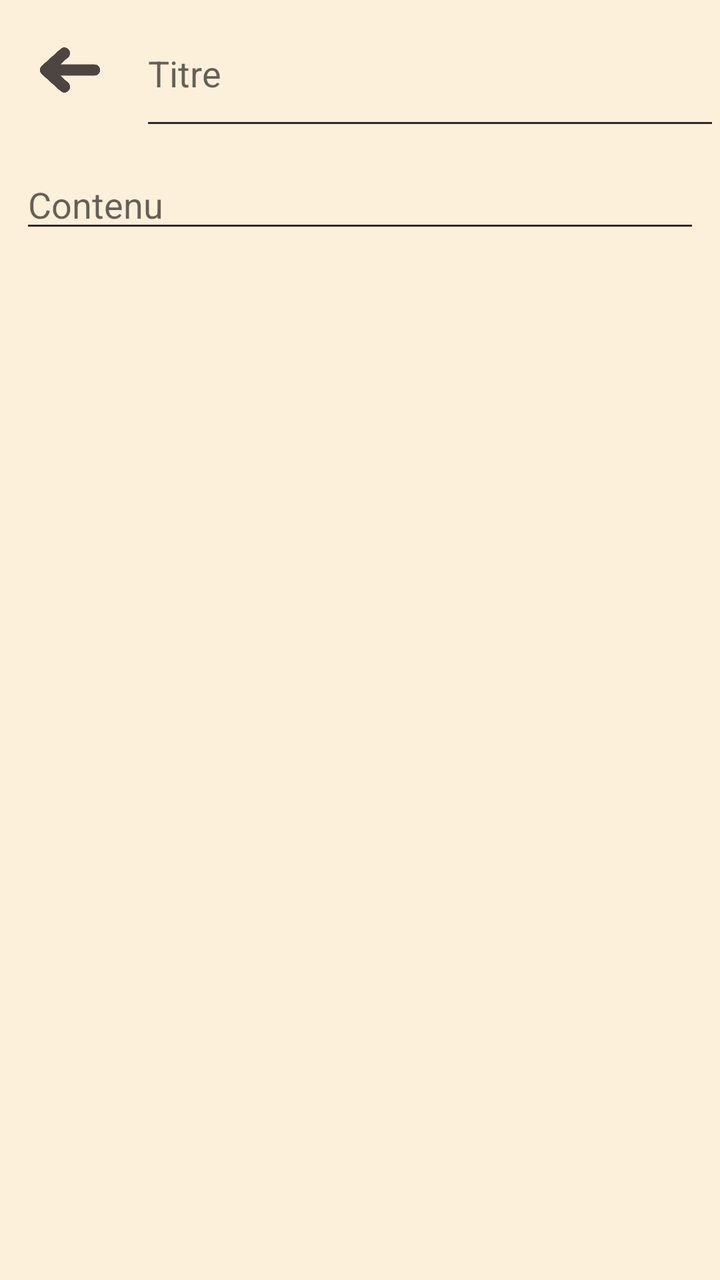
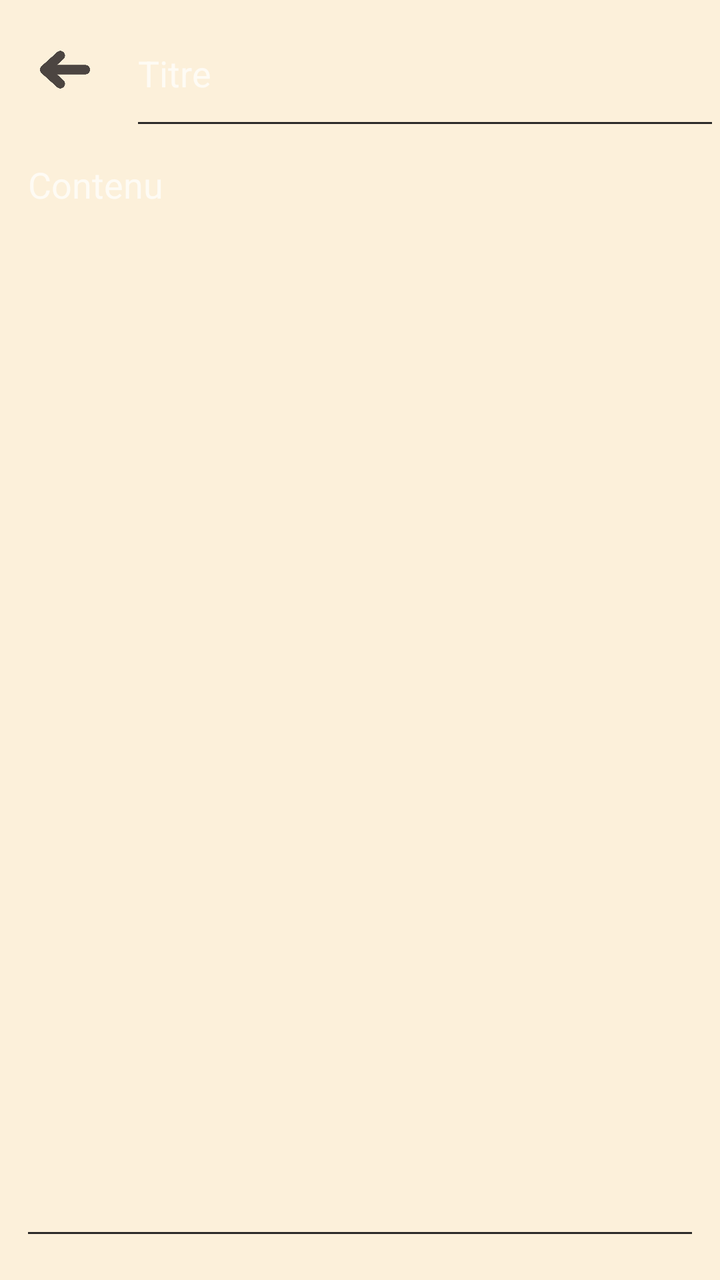

The first picture is an Android layout as it rendered before a commit; the second is the same layout after the commit. The layout source and the unified diff follow.
<!-- AndroidManifest.xml: application theme Base.Theme.Notty -->
<!-- res/layout/activity_create_note.xml -->
<?xml version="1.0" encoding="utf-8"?>
<LinearLayout xmlns:android="http://schemas.android.com/apk/res/android"
    xmlns:app="http://schemas.android.com/apk/res-auto"
    xmlns:tools="http://schemas.android.com/tools"
    android:id="@+id/main"
    android:layout_width="match_parent"
    android:layout_height="match_parent"
    android:gravity="center"
    android:orientation="vertical"
    tools:context=".CreateNoteActivity"
    style="@style/stylePage">

    <LinearLayout
        android:layout_width="match_parent"
        android:layout_height="70dp"
        android:orientation="horizontal">

        <ImageView
            android:id="@+id/id_create_btn_backHome"
            android:layout_width="30dp"
            android:layout_height="30dp"
            android:layout_weight="0"
            android:layout_margin="20dp"
            android:layout_gravity="center"
            style="@style/stylePageCreate_backBtn" />

        <EditText
            android:id="@+id/id_create_text_title"
            android:layout_width="match_parent"
            android:layout_height="match_parent"
            android:ems="10"
            android:hint="Titre"
            android:inputType="text"
            style="@style/stylePageCreate_edit"/>
    </LinearLayout>

    <ScrollView
        android:layout_height="match_parent"
        android:layout_width="match_parent">

        <EditText
            android:id="@+id/id_create_edit_body"
            android:layout_width="match_parent"
            android:layout_height="0dp"
            android:layout_margin="10dp"
            android:ems="10"
            android:gravity="top"
            android:hint="Contenu"
            android:inputType="textMultiLine"
            android:scrollbars="vertical"
            android:scrollHorizontally="false"
            style="@style/stylePageCreate_edit"/>

    </ScrollView>


</LinearLayout>
<!-- resources referenced by this layout -->
<resources>
  <style name="stylePage">
          <item name="android:background">@color/cream</item>
      </style>
  <style name="stylePageCreate_backBtn">
          <item name="android:src">@drawable/left_arrow_grey</item>
      </style>
  <style name="stylePageCreate_edit">
          <item name="android:backgroundTint">@color/grey</item>
      </style>
  <style name="Base.Theme.Notty" parent="Theme.AppCompat.DayNight.NoActionBar">
          
  
          <item name="option_icon">@drawable/options_black</item>
          <item name="add_icon">@drawable/add_icon_black</item>
          <item name="favorite_icon">@drawable/etoile_black_empty</item>
          <item name="not_favorite_icon">@drawable/etoile_black_filled</item>
          <item name="search_icon">@drawable/loupe_black</item>
          <item name="back_icon">@drawable/left_arrow_black</item>
  
      </style>
  <color name="cream">#FCF0DA</color>
  <!-- drawable left_arrow_grey: png bitmap (drawable, 9510 bytes) -->
  <color name="grey">#2C2A29</color>
  <!-- drawable options_black: png bitmap (drawable, 5588 bytes) -->
  <!-- drawable add_icon_black: png bitmap (drawable, 4259 bytes) -->
  <!-- drawable etoile_black_empty: png bitmap (drawable, 14235 bytes) -->
  <!-- drawable etoile_black_filled: png bitmap (drawable, 11264 bytes) -->
  <!-- drawable loupe_black: png bitmap (drawable, 12028 bytes) -->
  <!-- drawable left_arrow_black: png bitmap (drawable, 9497 bytes) -->
</resources>

<!-- the commit's change to res/layout/activity_create_note.xml (unified diff, before → after) -->
@@ -1,57 +1,68 @@
 <?xml version="1.0" encoding="utf-8"?>
-<LinearLayout xmlns:android="http://schemas.android.com/apk/res/android"
+<androidx.constraintlayout.widget.ConstraintLayout xmlns:android="http://schemas.android.com/apk/res/android"
     xmlns:app="http://schemas.android.com/apk/res-auto"
     xmlns:tools="http://schemas.android.com/tools"
     android:id="@+id/main"
     android:layout_width="match_parent"
     android:layout_height="match_parent"
-    android:gravity="center"
     android:orientation="vertical"
     tools:context=".CreateNoteActivity"
     style="@style/stylePage">
 
     <LinearLayout
+        android:id="@+id/linearLayout"
         android:layout_width="match_parent"
         android:layout_height="70dp"
-        android:orientation="horizontal">
+        android:orientation="horizontal"
+        app:layout_constraintEnd_toEndOf="parent"
+        app:layout_constraintStart_toStartOf="parent"
+        app:layout_constraintTop_toTopOf="parent">
 
         <ImageView
             android:id="@+id/id_create_btn_backHome"
-            android:layout_width="30dp"
-            android:layout_height="30dp"
-            android:layout_weight="0"
+            style="@style/stylePageCreate_backBtn"
+            android:layout_width="25dp"
+            android:layout_height="25dp"
+            android:layout_gravity="center"
             android:layout_margin="20dp"
-            android:layout_gravity="center"
-            style="@style/stylePageCreate_backBtn" />
+            android:layout_weight="0" />
 
         <EditText
             android:id="@+id/id_create_text_title"
+            style="@style/stylePageCreate_edit"
             android:layout_width="match_parent"
             android:layout_height="match_parent"
             android:ems="10"
             android:hint="Titre"
-            android:inputType="text"
-            style="@style/stylePageCreate_edit"/>
+            android:inputType="text" />
     </LinearLayout>
 
     <ScrollView
-        android:layout_height="match_parent"
-        android:layout_width="match_parent">
+        android:id="@+id/id_create_scroll"
+        android:layout_width="match_parent"
+        android:layout_height="0dp"
+        android:layout_marginHorizontal="10dp"
+        android:layout_marginBottom="15dp"
+        android:fillViewport="true"
+        app:layout_constraintBottom_toBottomOf="parent"
+        app:layout_constraintEnd_toEndOf="parent"
+        app:layout_constraintStart_toStartOf="parent"
+        app:layout_constraintTop_toBottomOf="@+id/linearLayout"
+        android:layout_alignParentBottom="true"
+        android:fitsSystemWindows="true">
 
         <EditText
             android:id="@+id/id_create_edit_body"
+            style="@style/stylePageCreate_edit"
             android:layout_width="match_parent"
-            android:layout_height="0dp"
-            android:layout_margin="10dp"
+            android:layout_height="match_parent"
             android:ems="10"
             android:gravity="top"
             android:hint="Contenu"
             android:inputType="textMultiLine"
             android:scrollbars="vertical"
-            android:scrollHorizontally="false"
-            style="@style/stylePageCreate_edit"/>
+            android:scrollHorizontally="false" />
 
     </ScrollView>
 
-
-</LinearLayout>
+</androidx.constraintlayout.widget.ConstraintLayout>
<!-- resource entries referenced after the edit -->
@@ -9,7 +9,7 @@
   <style name="stylePageCreate_edit">
           <item name="android:backgroundTint">@color/grey</item>
       </style>
-  <style name="Base.Theme.Notty" parent="Theme.AppCompat.DayNight.NoActionBar">
+  <style name="Base.Theme.Notty" parent="Theme.AppCompat.NoActionBar">
           
   
           <item name="option_icon">@drawable/options_black</item>
